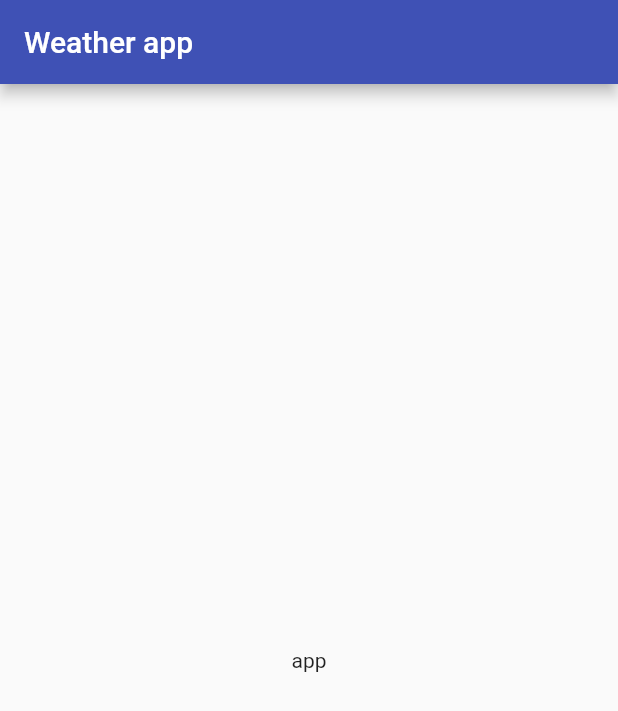
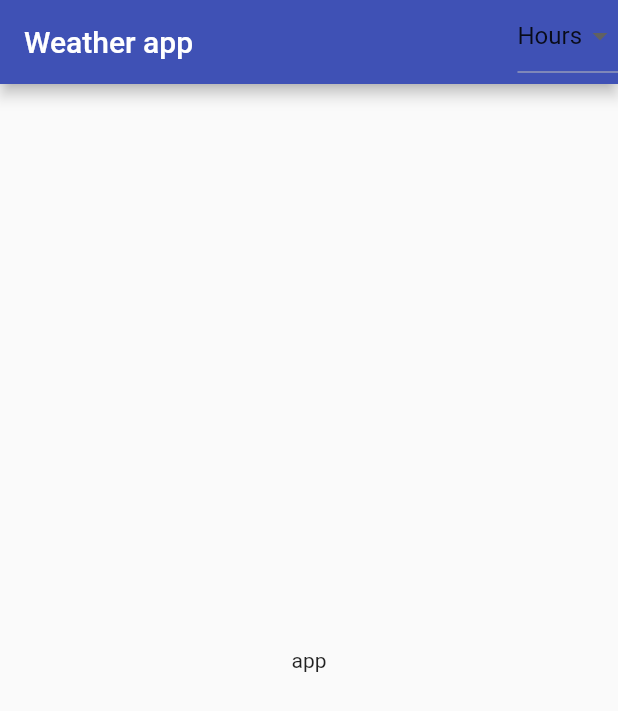
Before and after one commit to IoannaV/WeatherApp, a Flutter app: the screen it shows after launch, on a phone screen of 412 x 824 dp. Shown: the top 711 px of the screen. Run offline on Flutter 3.47's test engine with Material 2 defaults, Android fonts, the phone set to English and light mode, and no system bars.

```diff
--- a/lib/home_screen.dart
+++ b/lib/home_screen.dart
@@ -1,11 +1,45 @@
 import 'package:flutter/material.dart';
+import 'package:http/http.dart' as http;
 
 class HomeScreen extends StatelessWidget {
   @override
   Widget build(BuildContext context) {
     return Scaffold(
-      appBar: AppBar(title: const Text("Weather app")),
-      body: const Center(child: Text("app")),
+      appBar: AppBar(
+        title: const Text("Weather app"),
+        actions: [WeatherFilterWidget()],
+      ),
+      body: Center(child: Text("app")),
     );
   }
 }
+
+class WeatherFilterWidget extends StatefulWidget {
+  WeatherFilterWidget({Key? key}) : super(key: key);
+
+  @override
+  _WeatherFilterWidgetState createState() => _WeatherFilterWidgetState();
+}
+
+class _WeatherFilterWidgetState extends State<WeatherFilterWidget> {
+  String _value = 'Hours';
+
+  @override
+  Widget build(BuildContext context) {
+    return DropdownButton<String>(
+      value: _value,
+      onChanged: (String? newValue) {
+        setState(() {
+          _value = newValue!;
+        });
+      },
+      items: <String>['Hours', 'Days']
+          .map<DropdownMenuItem<String>>((String value) {
+        return DropdownMenuItem<String>(
+          value: value,
+          child: Text(value),
+        );
+      }).toList(),
+    );
+  }
+}
```
